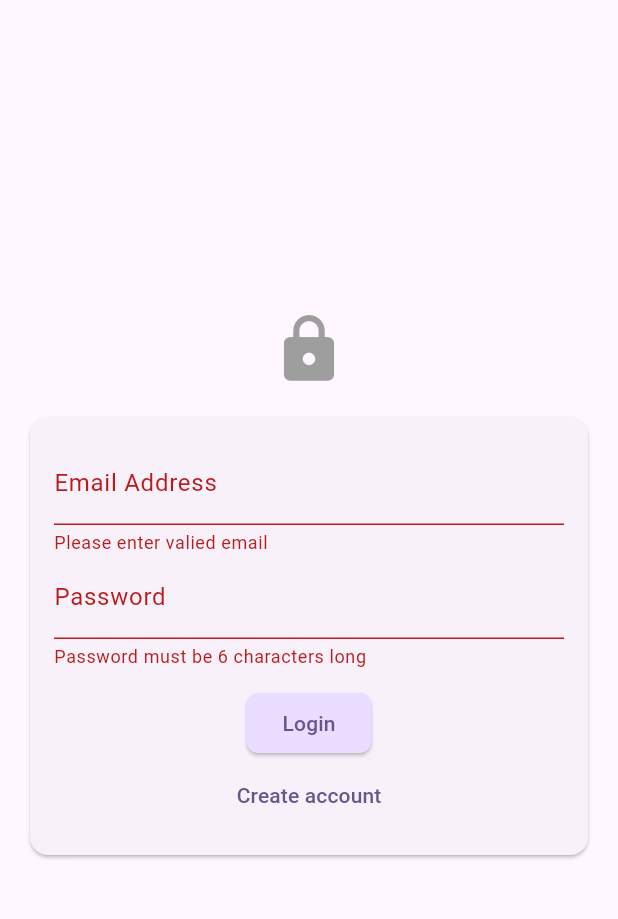
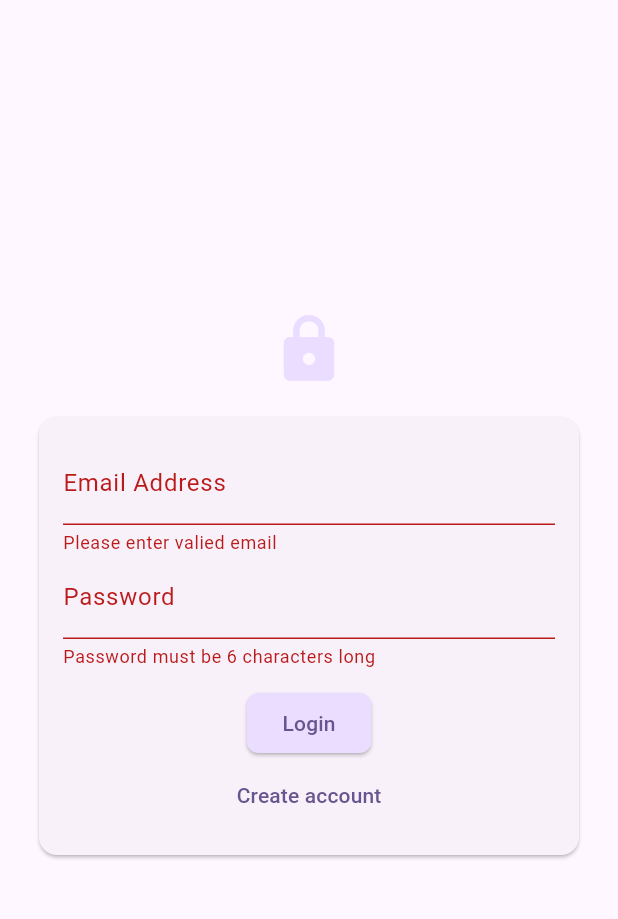
Before and after one commit to hokieknight/pluto_games, a Flutter app: the screen it shows after launch, after a tap on "Login", on a phone screen of 412 x 824 dp, the part 84-1003 px from its top. Run offline on Flutter 3.47's test engine with Material 3 defaults, Android fonts, the phone set to English and light mode, and no system bars; our stand-ins replace firebase_auth, firebase_core, flutter_riverpod; accounts and stored records are empty.

Commit message:
update login

```diff
--- a/lib/main.dart
+++ b/lib/main.dart
@@ -1,5 +1,8 @@
+import 'package:firebase_auth/firebase_auth.dart';
 import 'package:flutter/material.dart';
 import 'package:firebase_core/firebase_core.dart';
+import 'package:pluto_games/screens/main_screen.dart';
+import 'package:pluto_games/screens/splash_screen.dart';
 import 'firebase_options.dart';
 //import 'package:google_fonts/google_fonts.dart';
 
@@ -65,7 +68,19 @@ class MyApp extends StatelessWidget {
       title: 'Pluto Games',
       darkTheme: darkTheme,
       theme: lightTheme,
-      home: const LoginScreen(),
+      home: StreamBuilder(
+        stream: FirebaseAuth.instance.authStateChanges(),
+        builder: (ctx, snapshot) {
+          if (snapshot.connectionState == ConnectionState.waiting) {
+            return const SplashScreen();
+          }
+          if (snapshot.hasData) {
+            return const MainScreen();
+          }
+          return const LoginScreen();
+        },
+      ),
+      //home: const LoginScreen(),
       //themeMode: ThemeMode.light,
     );
   }
--- a/lib/screens/login_screen.dart
+++ b/lib/screens/login_screen.dart
@@ -1,6 +1,5 @@
 import 'package:flutter/material.dart';
 import 'package:firebase_auth/firebase_auth.dart';
-import 'package:pluto_games/screens/main_screen.dart';
 
 final _firebase = FirebaseAuth.instance;
 
@@ -17,38 +16,28 @@ class _LoginScreenState extends State<LoginScreen> {
   String _enteredEmail = '';
   String _enteredPassword = '';
 
-  void _login() async {
+  Future<void> _login() async {
     final isValid = _formKey.currentState!.validate();
     if (!isValid) {
       return;
     }
     _formKey.currentState!.save();
 
-    bool loginOK = true;
     try {
       if (_isLogin) {
         final userCreds = await _firebase.signInWithEmailAndPassword(
             email: _enteredEmail, password: _enteredPassword);
-        print(userCreds);
       } else {
         final userCreds = await _firebase.createUserWithEmailAndPassword(
             email: _enteredEmail, password: _enteredPassword);
-        print(userCreds);
       }
     } on FirebaseAuthException catch (error) {
       //if (error.code == 'email-already-in-use') {}
-      loginOK = false;
+      if (!context.mounted) return;
       ScaffoldMessenger.of(context).clearSnackBars();
-      ScaffoldMessenger.of(context).showSnackBar(SnackBar(
+      ScaffoldMessenger.of(context).showSnackBar(
+        SnackBar(
           content: Text(error.message ?? 'Authentication failed'),
-      ));
-    }
-
-    if (loginOK) {
-      Navigator.push(
-        context,
-        MaterialPageRoute(
-          builder: (ctx) => const MainScreen(),
         ),
       );
     }
@@ -73,12 +62,14 @@ class _LoginScreenState extends State<LoginScreen> {
             mainAxisAlignment: MainAxisAlignment.center,
             children: [
               const SizedBox(height: 30),
-              const Icon(
+              Icon(
                 Icons.lock,
                 size: 50,
-                color: Colors.grey,
+                color: Theme.of(context).colorScheme.primaryContainer,
               ),
-              Card(
+              Container(
+                constraints: const BoxConstraints(maxWidth: 400),
+                child: Card(
                     margin: const EdgeInsets.all(20),
                     child: SingleChildScrollView(
                       child: Padding(
@@ -113,7 +104,8 @@ class _LoginScreenState extends State<LoginScreen> {
                                 ),
                                 obscureText: true,
                                 validator: (value) {
-                                if (value == null || value.trim().length < 6) {
+                                  if (value == null ||
+                                      value.trim().length < 6) {
                                     return 'Password must be 6 characters long';
                                   }
                                   return null;
@@ -147,6 +139,7 @@ class _LoginScreenState extends State<LoginScreen> {
                         ),
                       ),
                     )),
+              ),
             ],
           ),
         ),
--- a/lib/screens/main_screen.dart
+++ b/lib/screens/main_screen.dart
@@ -1,3 +1,4 @@
+import 'package:firebase_auth/firebase_auth.dart';
 import 'package:flutter/material.dart';
 import 'package:pluto_games/screens/new_game_screen.dart';
 
@@ -12,7 +13,7 @@ class MainScreen extends StatefulWidget {
 
 class _MainScreenState extends State<MainScreen> {
   void logout() {
-    Navigator.pop(context);
+    FirebaseAuth.instance.signOut();
   }
 
   void createGame() {
@@ -53,7 +54,7 @@ class _MainScreenState extends State<MainScreen> {
             const SizedBox(height: 30),
             ElevatedButton(
               onPressed: logout,
-              child: const Text("Sign Out"),
+              child: const Text("Log Out"),
             ),
           ],
         ),
--- /dev/null
+++ b/lib/screens/splash_screen.dart
@@ -0,0 +1,18 @@
+import 'package:flutter/material.dart';
+
+class SplashScreen extends StatelessWidget {
+  const SplashScreen({super.key});
+
+  @override
+  Widget build(BuildContext context) {
+    return Scaffold(
+      appBar: AppBar(
+        backgroundColor: Theme.of(context).colorScheme.inversePrimary,
+        title: const Text('Pluto Games'),
+      ),
+      body: const Center(
+        child: Text('Loading...'),
+      ),
+    );
+  }
+}
--- a/pubspec.yaml
+++ b/pubspec.yaml
@@ -39,6 +39,7 @@ dependencies:
   flutter_riverpod: ^2.4.9
   firebase_core: ^2.24.2
   firebase_auth: ^4.16.0
+  cloud_firestore: ^4.14.0
 
 dev_dependencies:
   flutter_test:
```
Also changed, not shown: pubspec.lock. Lines whose indentation alone changed are shown as unchanged.
